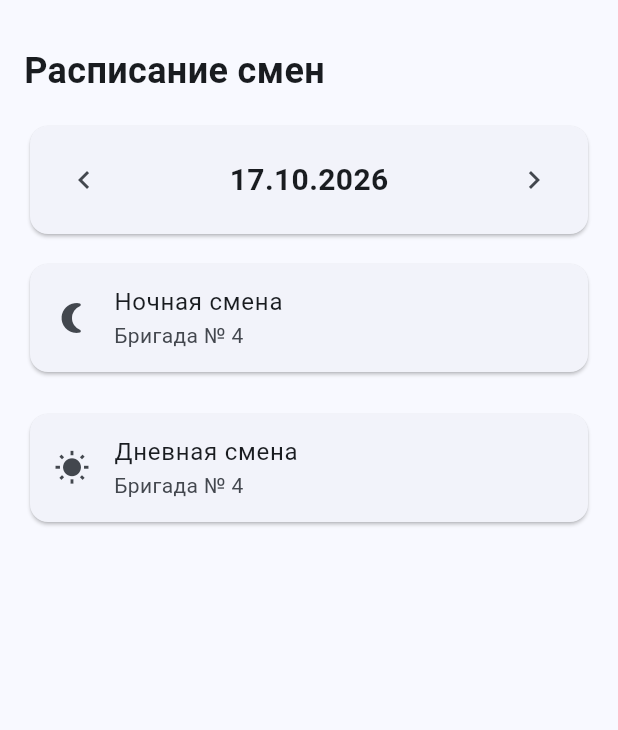
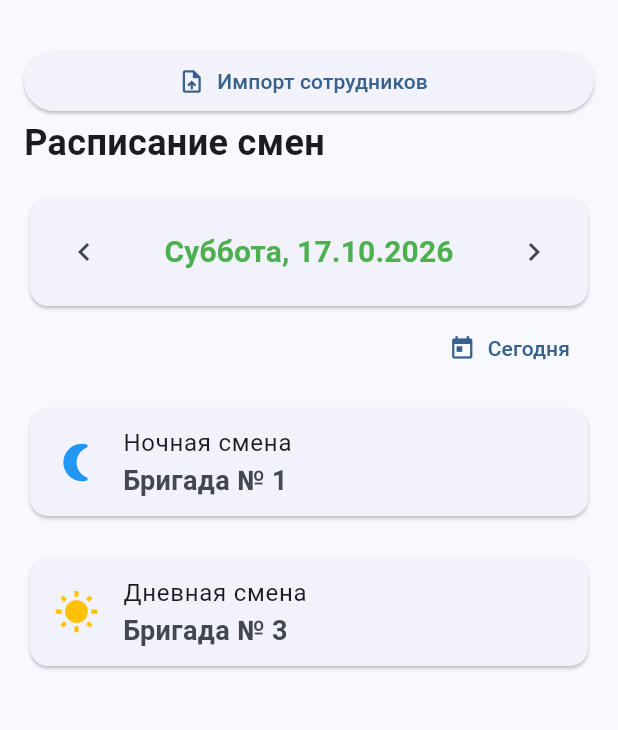
Before and after one commit to SergeiKirillov/srb, a Flutter app: the screen it shows after launch, after a tap on the "chevron left" icon, on a phone screen of 412 x 824 dp, the part 63-793 px from its top. Run offline on Flutter 3.47's test engine with Material 3 defaults, Android fonts, the phone set to English and light mode, and no system bars; our stand-ins replace file_picker.

Commit message:
18.10 17:27

```diff
--- /dev/null
+++ b/lib/cl_worker.dart
@@ -0,0 +1,54 @@
+class Worker{
+  final String id;
+  final String name;
+  final DateTime birthday;
+  final String shop;
+  final String position;
+  final String phone;
+  final int brigade;
+  final bool working;
+
+  const Worker({
+    required this.id,
+    required this.name,
+    required this.birthday,
+    required this.shop,
+    required this.position,
+    required this.phone,
+    required this.brigade,
+    required this.working,
+  });
+
+  //fromJson() — создаёт работника из записи JSON.
+  factory Worker.fromJson(Map<String, dynamic> json){
+    return Worker(
+      id: json['id'] as String,
+      name: json['name'] as String,
+      birthday: DateTime.parse(json['birthday'] as String),
+      shop: json['shop'] as String,
+      position: json['position'] as String,
+      phone: json['phone'] as String,
+      brigade: json['brigade'] as int,
+      working: json['working'] as bool,
+      );
+  }
+
+  //toJson() — преобразует работника обратно в JSON.
+  Map<String, dynamic> toJson() {
+    final birthdayText =
+      '${birthday.year}-'
+      '${birthday.month.toString().padLeft(2,'0')}-'
+      '${birthday.day.toString().padLeft(2,'0')}';
+
+    return{
+      'id':id,
+      'name': name,
+      'birthday': birthdayText,
+      'shop': shop,
+      'position': position,
+      'phone': phone,
+      'brigade': brigade,
+      'working': working,
+    };
+  }
+}
--- a/lib/main.dart
+++ b/lib/main.dart
@@ -1,4 +1,11 @@
 import 'package:flutter/material.dart';
+import 'cl_worker.dart';
+import 'worker_storage.dart';
+
+import 'dart:convert';
+import 'dart:io';
+import 'package:file_picker/file_picker.dart';
+
 
 void main() {
   runApp(const SRBApp());
@@ -29,8 +36,98 @@ class HomePage extends StatefulWidget {
 }
 
 class _HomePageState extends State<HomePage>{
-  //DateTime selectDate = DateTime(2026,1,1);
   DateTime selectDate = DateTime.now();
+
+  final WorkerStorage storage = WorkerStorage();
+  List<Worker> workers = [];
+  bool isLoadingWorkers = true;
+  String? workersError;
+
+  Future<void> importWorkers() async {
+    try {
+      final selectedFile = await FilePicker.pickFile(
+        type: FileType.custom,
+        allowedExtensions: ['json'],
+      );
+
+      if (selectedFile == null) return;
+
+
+      final jsonText = await File(selectedFile.path!).readAsString();
+
+      final List<dynamic> data = jsonDecode(jsonText);
+
+      final importedWorkers = data.map((item){
+        return Worker.fromJson(
+          Map<String,dynamic>.from(item as Map),
+        );
+      }).toList();
+
+      await storage.saveWorkers(importedWorkers);
+
+      if (!mounted) return;
+
+      setState(() {
+        workers=importedWorkers;
+        workersError=null;
+        isLoadingWorkers=false;
+      });
+
+      ScaffoldMessenger.of(context).showSnackBar(
+        const SnackBar(
+          content: Text('Работники успешно импортированы'),
+        ),
+      );
+    } catch (e) {
+      if(!mounted) return;
+
+      ScaffoldMessenger.of(context).showSnackBar(
+        SnackBar(
+          content: Text('Ошибка импорта: $e'),
+        ),
+      );
+    }
+  }
+
+  Future<void> loadWorkers() async {
+    try {
+      final loadedWorkers = await storage.loadWorkers();
+
+      if(!mounted) return;
+
+      setState(() {
+        workers = loadedWorkers;
+        workersError = null;
+        isLoadingWorkers = false;
+      });
+
+    } catch (e) {
+      if(!mounted) return;
+
+      setState(() {
+        workersError = 'НЕ УДАЛОСЬ ЗАГРУЗИТЬ РАБОТНИКОВ: $e';
+        isLoadingWorkers=true;
+      });
+
+    }
+  }
+
+  final Set<String> holidays = {
+    '2026-01-01',
+    '2026-01-02',
+    '2026-10-25',
+    '2026-12-31',
+  };
+
+
+  bool isHoliday(DateTime date){
+    final key =
+      '${date.year}-'
+      '${date.month.toString().padLeft(2,'0')}-'
+      '${date.day.toString().padLeft(2,'0')}';
+    return holidays.contains(key);
+  }
+
 
   int getNightBrigade(DateTime date){
     final statDate = DateTime(2026,1,1);
@@ -56,6 +153,12 @@ class _HomePageState extends State<HomePage>{
 
   }
 
+  void goToToday(){
+    setState(() {
+      selectDate=DateTime.now();
+    });
+  }
+
   void previousDay(){
     setState(() {
       selectDate = selectDate.subtract(
@@ -72,9 +175,49 @@ class _HomePageState extends State<HomePage>{
     });
   }
 
+  Future<void> selectedDate() async {
+    final pickedDate = await showDatePicker(
+      context: context,
+      initialDate: selectDate,
+      firstDate: DateTime(2000,1,1),
+      lastDate: DateTime(2035,04,24),
+      helpText: 'Выберите дату смены',
+      cancelText: 'Отмена',
+      confirmText: 'Выбрать',
+    );
+    if (pickedDate!=null) {
+      setState(() {
+        selectDate=pickedDate;
+      });
+    }
+
+  }
+
+
+  @override
+  void initState() {
+    super.initState();
+    loadWorkers();
+  }
+
+
   @override
   Widget build(BuildContext context){
+
+    final weekdays = [
+      'Понедельник',
+      'Вторник',
+      'Среда',
+      'Четверг',
+      'Пятница',
+      'Суббота',
+      'Воскресенье',
+    ];
+    final weekdayText = weekdays[selectDate.weekday-1];
+
+
     final dateText =
+      '$weekdayText, '
       '${selectDate.day.toString().padLeft(2,'0')}.'
       '${selectDate.month.toString().padLeft(2,'0')}.'
       '${selectDate.year}';
@@ -88,6 +231,13 @@ class _HomePageState extends State<HomePage>{
         child: Column(
           crossAxisAlignment: CrossAxisAlignment.stretch,
           children: [
+
+            ElevatedButton.icon(
+              onPressed: importWorkers,
+              icon: const Icon(Icons.upload_file),
+              label: const Text('Импорт сотрудников'),
+            ),
+
             const Text('Расписание смен', style: TextStyle(fontSize: 24, fontWeight: FontWeight.bold),),
             const SizedBox(height: 16,),
             Card(
@@ -100,11 +250,17 @@ class _HomePageState extends State<HomePage>{
                       onPressed: previousDay,
                       icon: const Icon(Icons.chevron_left),
                     ),
-                    Text(
-                      dateText,
-                      style: const TextStyle(
-                        fontSize: 20,
-                        fontWeight: FontWeight.bold,
+                    TextButton(
+                      onPressed: selectedDate,
+                      child: Text(
+                        dateText,
+                        style: TextStyle(
+                          fontSize: 20,
+                          fontWeight: FontWeight.bold,
+                          color: isHoliday(selectDate)
+                            ?Colors.red
+                            :selectDate.weekday >= 6?Colors.green:Colors.black,
+                        ),
                       ),
                     ),
                     IconButton(
@@ -115,20 +271,60 @@ class _HomePageState extends State<HomePage>{
                 ),
               ),
             ),
+            if(isHoliday(selectDate))
+              const Padding(
+                padding: EdgeInsets.only(top: 4),
+                child: Text(
+                  'Праздничный день',
+                  textAlign: TextAlign.center,
+                  style: TextStyle(
+                    color: Colors.red,
+                    fontWeight: FontWeight.bold,
+                  ),
+                ),
+              ),
+            Align(
+              alignment: Alignment.centerRight,
+              child: TextButton.icon(
+                onPressed: goToToday,
+                icon: const Icon(Icons.today),
+                label: const Text('Сегодня')
+              ),
+            ),
             const SizedBox(height: 12,),
-            const Card(
+            Card(
               child: ListTile(
-                title: Text('Ночная смена'),
-                subtitle: Text('Бригада № 4'),
-                leading: Icon(Icons.nightlight_round),
+                title: const Text('Ночная смена'),
+                subtitle: Text(
+                  'Бригада № ${getNightBrigade(selectDate)}',
+                  style: const TextStyle(
+                    fontSize: 18,
+                    fontWeight: FontWeight.bold,
+                  ),
+                ),
+                leading: const Icon(
+                  Icons.nightlight_round,
+                  color: Colors.blue,
+                  size:30,
+                ),
               ),
             ),
             SizedBox(height: 20,),
             Card(
               child: ListTile(
-                title: Text('Дневная смена'),
-                subtitle: Text('Бригада № 4'),
-                leading: Icon(Icons.wb_sunny),
+                title: const Text('Дневная смена'),
+                subtitle: Text(
+                  'Бригада № ${getDayBrigade(selectDate)}',
+                   style: const TextStyle(
+                    fontSize: 18,
+                    fontWeight: FontWeight.bold,
+                  ),
+                ),
+                leading: const Icon(
+                  Icons.wb_sunny,
+                  color: Colors.amber,
+                  size:30,
+                ),
               ),
             ),
           ],
--- /dev/null
+++ b/lib/worker_storage.dart
@@ -0,0 +1,43 @@
+import 'dart:convert';
+import 'dart:io';
+
+import 'package:path_provider/path_provider.dart';
+
+import 'cl_worker.dart';
+
+class WorkerStorage {
+
+  //определяет расположение рабочего workers.json.
+  Future<File> _getFile() async {
+    final directory = await getApplicationDocumentsDirectory();
+
+    return File('${directory.path}/workers.json');
+  }
+
+  //читает JSON и превращает записи в объекты Worker.
+  Future<List<Worker>> loadWorkers() async {
+    final file = await _getFile();
+
+    if(!await file.exists()) {
+      return[];
+    }
+
+    final jsonText = await file.readAsString();
+    final List<dynamic> data = jsonDecode(jsonText);
+
+    return data.map((item){
+      return Worker.fromJson(
+        Map<String, dynamic>.from(item as Map),
+      );
+    }).toList();
+
+  }
+
+  //преобразует работников обратно в JSON и записывает файл.
+  Future<void> saveWorkers(List<Worker> workers) async{
+    final file = await _getFile();
+    final data = workers.map((worker) => worker.toJson()).toList();
+    final jsonText = const JsonEncoder.withIndent(' ').convert(data);
+    await file.writeAsString(jsonText);
+  }
+}
--- a/pubspec.yaml
+++ b/pubspec.yaml
@@ -34,6 +34,8 @@ dependencies:
   # The following adds the Cupertino Icons font to your application.
   # Use with the CupertinoIcons class for iOS style icons.
   cupertino_icons: ^1.0.8
+  file_picker: ^13.1.0
+  path_provider: ^2.1.6
 
 dev_dependencies:
   flutter_test:
```
Also changed, not shown: lib/workers.json (added, +72 -0 lines), pubspec.lock, 5 other files.
